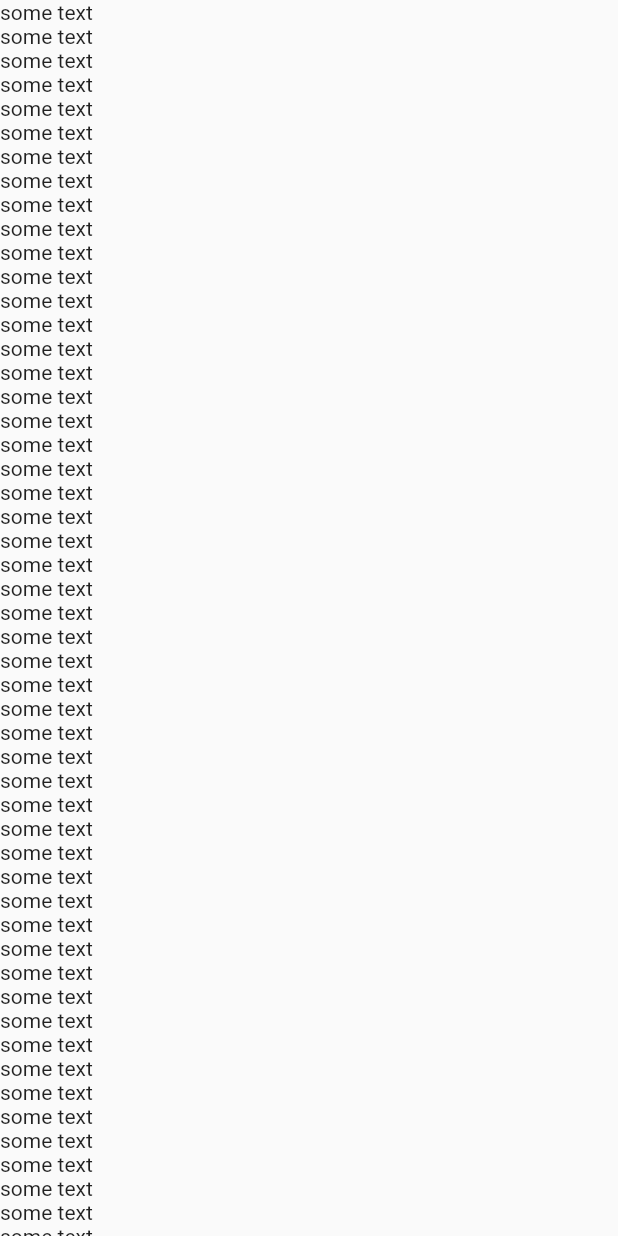
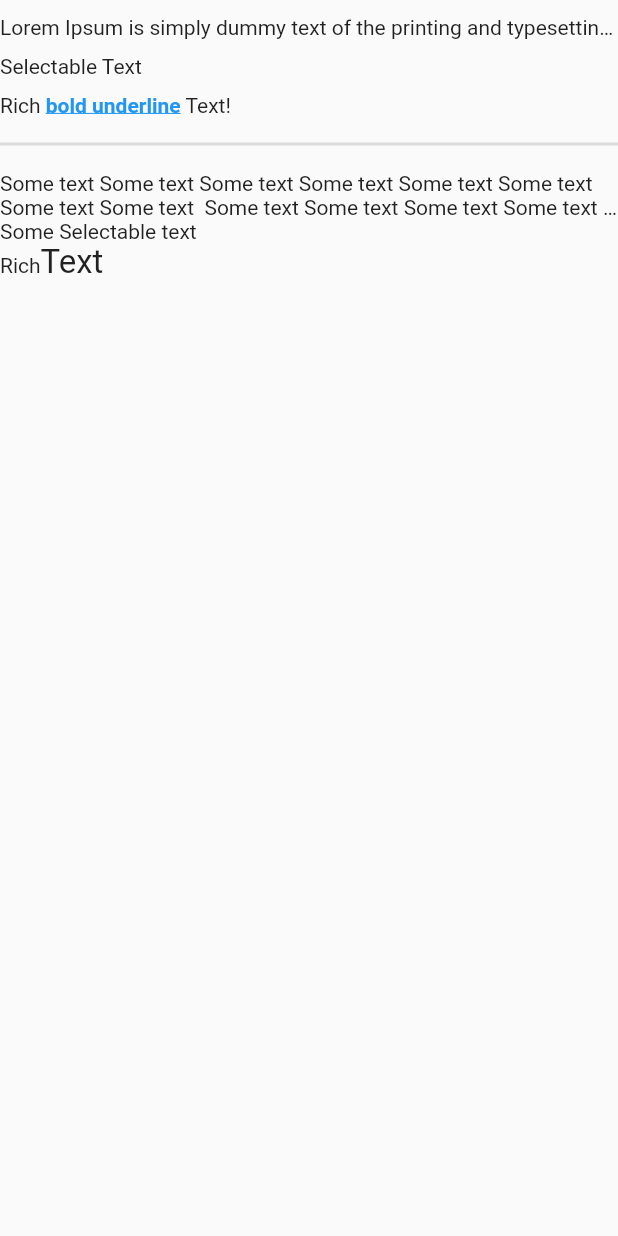
Before and after one commit to Artem-Pronenko/widgets, a Flutter app: the screen it shows after launch, on a phone screen of 412 x 824 dp. Run offline on Flutter 3.47's test engine with Material 2 defaults, Android fonts, the phone set to English and light mode, and no system bars.

Commit message:
widgets #2 Text | RichText | SelectableText

```diff
--- a/lib/main.dart
+++ b/lib/main.dart
@@ -1,3 +1,4 @@
+import 'package:flutter/gestures.dart';
 import 'package:flutter/material.dart';
 
 // почему MaterialApp flutter_platform_widgets Platform.is<IOS, Android, Windows, ....>
@@ -19,6 +20,11 @@ onGenerateRoute
 // Scaffold
 // SafeArea
 // Text
+
+// #2
+// Text
+// RichText Text.rich TextSpan
+// SelectableText
 
 void main() {
   runApp(const MyApp());
@@ -49,70 +55,37 @@ class App extends StatelessWidget {
 
   @override
   Widget build(BuildContext context) {
-    return  Scaffold(
+    return Scaffold(
       body: SingleChildScrollView(
         child: SafeArea(
           child: Column(
-            children: const [
-              Text('some text'),
-              Text('some text'),
-              Text('some text'),
-              Text('some text'),
-              Text('some text'),
-              Text('some text'),
-              Text('some text'),
-              Text('some text'),
-              Text('some text'),
-              Text('some text'),
-              Text('some text'),
-              Text('some text'),
-              Text('some text'),
-              Text('some text'),
-              Text('some text'),
-              Text('some text'),
-              Text('some text'),
-              Text('some text'),
-              Text('some text'),
-              Text('some text'),
-              Text('some text'),
-              Text('some text'),
-              Text('some text'),
-              Text('some text'),
-              Text('some text'),
-              Text('some text'),
-              Text('some text'),
-              Text('some text'),
-              Text('some text'),
-              Text('some text'),
-              Text('some text'),
-              Text('some text'),
-              Text('some text'),
-              Text('some text'),
-              Text('some text'),
-              Text('some text'),
-              Text('some text'),
-              Text('some text'),
-              Text('some text'),
-              Text('some text'),
-              Text('some text'),
-              Text('some text'),
-              Text('some text'),
-              Text('some text'),
-              Text('some text'),
-              Text('some text'),
-              Text('some text'),
-              Text('some text'),
-              Text('some text'),
-              Text('some text'),
-              Text('some text'),
-              Text('some text'),
-              Text('some text'),
-              Text('some text'),
-              Text('some text'),
-              Text('some text'),
-              Text('some text'),
-              Text('some text'),
-              Text('some text'),
+            crossAxisAlignment: CrossAxisAlignment.stretch,
+            children: [
+              const TextExamples(),
+              const SizedBox(height: 10),
+              const Text(
+                'Some text Some text Some text Some text Some text Some text Some text Some text  Some text Some text Some text Some text  Some text Some text Some text Some text ',
+                overflow: TextOverflow.ellipsis,
+                maxLines: 2,
+              ),
+              const SelectableText(
+                'Some Selectable text',
+              ),
+              Text.rich(
+                TextSpan(
+                  children: [
+                    const TextSpan(text: 'Rich'),
+                    TextSpan(
+                      text: 'Text',
+                      style: const TextStyle(fontSize: 22),
+                      recognizer: TapGestureRecognizer()
+                        ..onTap = () {
+                          print('111');
+                        },
+                    ),
+                  ],
+                ),
+              ),
             ],
           ),
         ),
@@ -120,3 +93,55 @@ class App extends StatelessWidget {
     );
   }
 }
+
+class TextExamples extends StatelessWidget {
+  const TextExamples({Key? key}) : super(key: key);
+
+  @override
+  Widget build(BuildContext context) {
+    return Column(
+      crossAxisAlignment: CrossAxisAlignment.stretch,
+      children: [
+        const SizedBox(height: 10),
+        const Text(
+          'Lorem Ipsum is simply dummy text of the printing and typesetting industry. Lorem Ipsum has been the industry\'s standard dummy text ever since the 1500s, when an unknown printer took a galley of type and scrambled it to make a type specimen book. It has survived not only five centuries, but also the leap into electronic typesetting, remaining essentially unchanged. It was popularised in the 1960s with the release of Letraset sheets containing Lorem Ipsum passages, and more recently with desktop publishing software like Aldus PageMaker including versions of Lorem Ipsum.',
+          overflow: TextOverflow.ellipsis,
+        ),
+        const SizedBox(height: 10),
+        const SelectableText.rich(
+          TextSpan(
+            children: [
+              TextSpan(text: 'Selectable '),
+              TextSpan(text: 'Text'),
+            ],
+          ),
+        ),
+        const SizedBox(height: 10),
+        Text.rich(
+          TextSpan(
+            children: [
+              const TextSpan(text: 'Rich '),
+              const TextSpan(
+                text: 'bold underline',
+                style: TextStyle(
+                  color: Colors.blue,
+                  fontWeight: FontWeight.bold,
+                  decoration: TextDecoration.underline,
+                ),
+              ),
+              TextSpan(
+                text: ' Text!',
+                recognizer: TapGestureRecognizer()
+                  ..onTap = () {
+                    print(111);
+                  },
+              ),
+            ],
+          ),
+        ),
+        const SizedBox(height: 10),
+        const Divider(thickness: 2),
+      ],
+    );
+  }
+}
```
